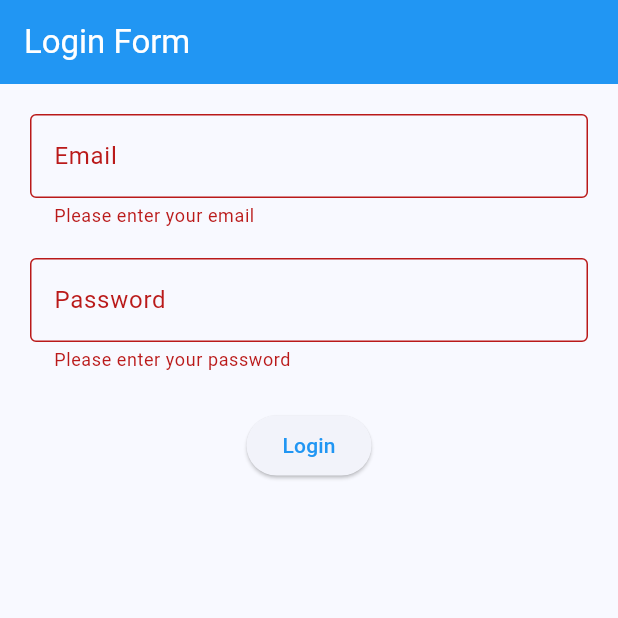
After one commit to Amruthapattayil/lgx_app, a Flutter app: the screen it shows after launch, after a tap on "Login", on a phone screen of 412 x 824 dp, the top half of it. The commit adds this screen. Run offline on Flutter 3.47's test engine with Material 3 defaults, Android fonts, the phone set to English and light mode, and no system bars; Roboto replaces fonts that are missing (Palatino).

Commit message:
Add login form with validation

```diff
--- /dev/null
+++ b/lib/login.dart
@@ -0,0 +1,89 @@
+
+import 'package:flutter/material.dart';
+
+class LoginPage extends StatefulWidget {
+  const LoginPage({super.key});
+
+  @override
+  State<LoginPage> createState() => _LoginPageState();
+}
+
+class _LoginPageState extends State<LoginPage> {
+  final _formKey = GlobalKey<FormState>();
+
+  @override
+  Widget build(BuildContext context) {
+    final colors = Theme.of(context).colorScheme;
+    return Scaffold(
+      appBar: AppBar(
+        title: const Text('Login Form'),
+        backgroundColor: colors.primary,
+         foregroundColor: Colors.white
+      ),
+      body: Padding(
+        padding: const EdgeInsets.all(20),
+        child: Form(
+          key: _formKey,
+          child: Column(
+            children: [
+              TextFormField(
+                keyboardType: TextInputType.emailAddress,
+                decoration: const InputDecoration(
+                  labelText: 'Email',
+                  border: OutlineInputBorder(),
+                ),
+                validator: (value) {
+                  if (value == null || value.trim().isEmpty) {
+                    return 'Please enter your email';
+                  }
+
+                  if (!RegExp(
+                    r'^[^@\s]+@[^@\s]+\.[^@\s]+$',
+                  ).hasMatch(value.trim())) {
+                    return 'Please enter a valid email';
+                  }
+
+                  return null;
+                },
+              ),
+
+              const SizedBox(height: 20),
+              TextFormField(
+                obscureText: true,
+                decoration: const InputDecoration(
+                  labelText: 'Password',
+                  border: OutlineInputBorder(),
+                ),
+                validator: (value) {
+                  if (value == null || value.isEmpty) {
+                    return 'Please enter your password';
+                  }
+
+                  if (value.length < 8) {
+                    return 'Password must be at least 8 characters';
+                  }
+
+                  return null;
+                },
+              ),
+
+              const SizedBox(height: 25),
+              ElevatedButton(
+                onPressed: () {
+                  if (_formKey.currentState!.validate()) {
+                    ScaffoldMessenger.of(context).showSnackBar(
+                      const SnackBar(
+                        content: Text('Form validation successful!'),
+                      ),
+                    );
+                  }
+                },
+                child: const Text('Login'),
+              ),
+            ],
+          ),
+        ),
+      ),
+    );
+  }
+}
--- a/lib/main.dart
+++ b/lib/main.dart
@@ -1,6 +1,6 @@
 
 import 'package:flutter/material.dart';
-import 'product_page.dart';
+import 'login.dart';
 import 'Theme/app_theme.dart';
 
 void main() {
@@ -8,7 +8,7 @@ void main() {
     MaterialApp(
       theme: appTheme,
       debugShowCheckedModeBanner: false,
-      home: const ProductPage(),
+      home: LoginPage(),
     ),
   );
 }
```
Also changed, not shown: 1 other file.
